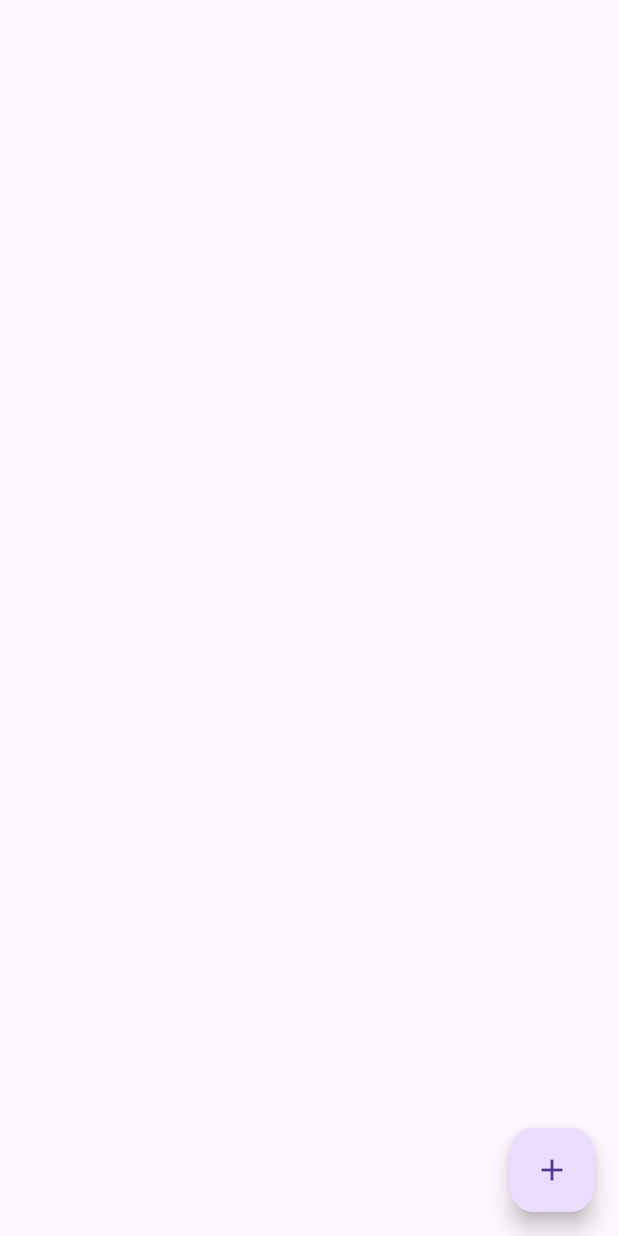
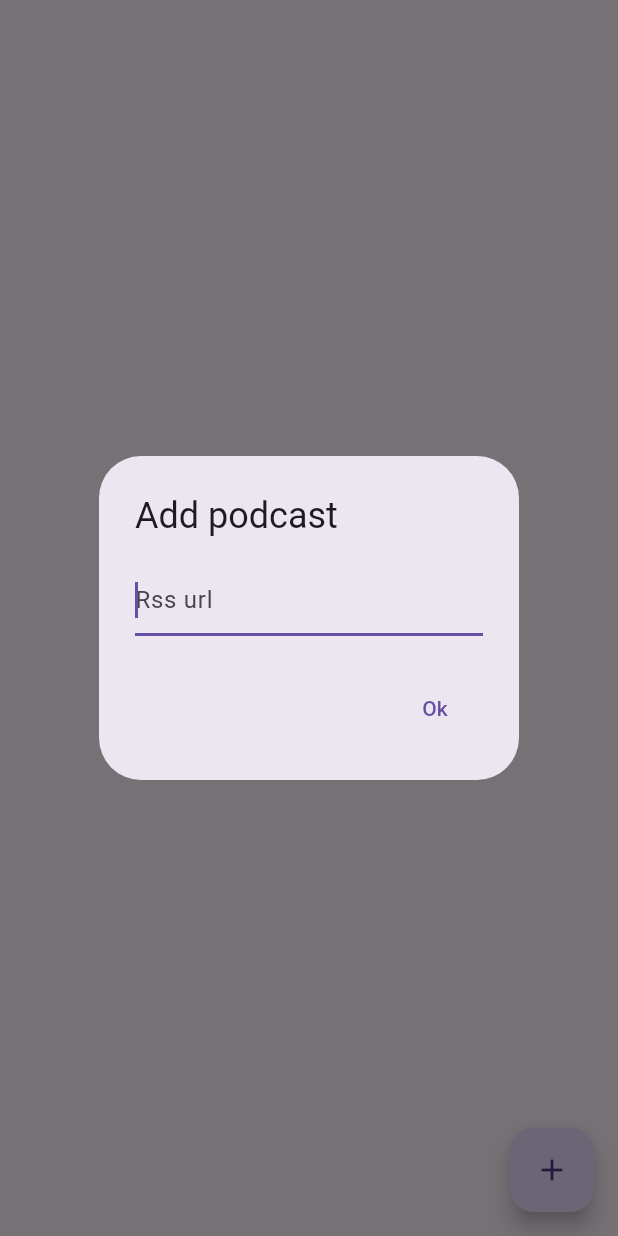
Before and after one commit to lohnn/lohnn_podcast, a Flutter app: the screen it shows once a user with an empty profile is signed in, after a tap on the "add" icon, on a phone screen of 412 x 824 dp. Run offline on Flutter 3.47's test engine with Material 3 defaults, Android fonts, the phone set to English and light mode, and no system bars; our stand-ins replace cloud_firestore, dio, firebase_auth, firebase_core, flutter_hooks, freezed_annotation and 3 more; accounts and stored records are empty; generated files the repository leaves out were written again.

Commit message:
We can now parse RSS xml files somewhat

```diff
--- /dev/null
+++ b/build.yaml
@@ -0,0 +1,6 @@
+targets:
+  $default:
+    builders:
+      json_serializable:
+        options:
+          explicit_to_json: true
--- a/lib/data/podcast.dart
+++ b/lib/data/podcast.dart
@@ -1,4 +1,6 @@
 import 'package:freezed_annotation/freezed_annotation.dart';
+import 'package:podcast/extensions/nullability_extensions.dart';
+import 'package:xml/xml.dart';
 
 part 'podcast.freezed.dart';
 part 'podcast.g.dart';
@@ -7,9 +9,68 @@ part 'podcast.g.dart';
 class Podcast with _$Podcast {
   const factory Podcast({
     required String name,
+    required String link,
+    required String description,
     required String rssUrl,
+    required PodcastImage? image,
+    required String? language,
+    required String? lastBuildDate,
+    required String? copyright,
+    required String? generator,
   }) = _Podcast;
 
   factory Podcast.fromJson(Map<String, dynamic> json) =>
       _$PodcastFromJson(json);
+
+  factory Podcast.fromXml(XmlDocument document, String rssUrl) {
+    final channel = document.findAllElements('channel').first;
+
+    // Required fields
+    final name = channel.getElementContent('title')!;
+    final link = channel.getElementContent('link')!;
+    final description = channel.getElementContent('description')!;
+
+    // Optional fields
+    final image = channel.getElement('image')?.let(PodcastImage.fromXml);
+    final language = channel.getElementContent('language');
+    final lastBuildDate = channel.getElementContent('lastBuildDate');
+    final copyright = channel.getElementContent('copyright');
+    final generator = channel.getElementContent('generator');
+
+    return Podcast(
+      name: name,
+      link: link,
+      description: description,
+      rssUrl: rssUrl,
+      copyright: copyright,
+      generator: generator,
+      image: image,
+      language: language,
+      lastBuildDate: lastBuildDate,
+    );
+  }
 }
+
+@freezed
+class PodcastImage with _$PodcastImage {
+  const factory PodcastImage({
+    required String url,
+    required String title,
+    required String link,
+  }) = _PodcastImage;
+
+  factory PodcastImage.fromJson(Map<String, dynamic> json) =>
+      _$PodcastImageFromJson(json);
+
+  factory PodcastImage.fromXml(XmlElement element) {
+    final url = element.getElementContent('url')!;
+    final title = element.getElementContent('title')!;
+    final link = element.getElementContent('link')!;
+
+    return PodcastImage(url: url, title: title, link: link);
+  }
+}
+
+extension on XmlElement {
+  String? getElementContent(String name) => getElement(name)?.innerText;
+}
--- /dev/null
+++ b/lib/extensions/map_extensions.dart
@@ -0,0 +1,3 @@
+extension MapExtension<K, V> on Map<K, V> {
+  Iterable<(K, V)> get records => entries.map((e) => (e.key, e.value));
+}
--- a/lib/providers/firebase/firestore/podcast_list_provider.dart
+++ /dev/null
@@ -1,32 +0,0 @@
-import 'package:cloud_firestore/cloud_firestore.dart';
-import 'package:podcast/data/podcast.dart';
-import 'package:podcast/providers/firebase/firestore/firestore_provider.dart';
-import 'package:riverpod_annotation/riverpod_annotation.dart';
-
-part 'podcast_list_provider.g.dart';
-
-@riverpod
-class PodcastPod extends _$PodcastPod {
-  late CollectionReference<Map<String, dynamic>> _podcastList;
-
-  @override
-  Stream<List<Podcast>> build() async* {
-    await ref.watch(firestoreProvider.future);
-    final firestore = ref.watch(firestoreProvider.notifier);
-    // @TODO: Check if this will continue watching after provider is disposed
-    _podcastList = firestore.userCollection('podcastList');
-    await for (final snapshot in _podcastList.snapshots()) {
-      yield [
-        for (final doc in snapshot.docs) Podcast.fromJson(doc.data()),
-      ];
-    }
-  }
-
-  Future<void> addPodcastsToList(Podcast podcast) async {
-    if (state.requireValue.any(
-      (podcast) => podcast.rssUrl == podcast.rssUrl,
-    )) return;
-
-    _podcastList.add(podcast.toJson());
-  }
-}
--- /dev/null
+++ b/lib/providers/firebase/firestore/podcast_pod_provider.dart
@@ -0,0 +1,79 @@
+import 'package:cloud_firestore/cloud_firestore.dart';
+import 'package:collection/collection.dart';
+import 'package:podcast/data/podcast.dart';
+import 'package:podcast/extensions/map_extensions.dart';
+import 'package:podcast/providers/firebase/firestore/firestore_provider.dart';
+import 'package:podcast/providers/repository.dart';
+import 'package:riverpod_annotation/riverpod_annotation.dart';
+
+part 'podcast_pod_provider.g.dart';
+
+extension type PodcastId(String id) {}
+
+@riverpod
+class PodcastPod extends _$PodcastPod {
+  late CollectionReference<Podcast> _podcastList;
+
+  @override
+  Stream<Map<PodcastId, Podcast>> build() async* {
+    await ref.watch(firestoreProvider.future);
+    final firestore = ref.watch(firestoreProvider.notifier);
+    // @TODO: Check if this will continue watching after provider is disposed
+    _podcastList = firestore.userCollection('podcastList').withConverter(
+      fromFirestore: (snapshot, __) {
+        return Podcast.fromJson(snapshot.data()!);
+      },
+      toFirestore: (podcast, __) {
+        return podcast.toJson();
+      },
+    );
+
+    // Some kind of migrating code when changing the data structure
+    // await for (final snapshot in _podcastList.snapshots()) {
+    //   for (final doc in snapshot.docs) {
+    //     final data = doc.data();
+    //     try {
+    //       Podcast.fromJson(data);
+    //     } catch (e) {
+    //       migratePodcast(PodcastId(doc.id), data['rssUrl'] as String);
+    //     }
+    //   }
+    // }
+
+    await for (final snapshot in _podcastList.snapshots()) {
+      yield {
+        for (final doc in snapshot.docs) PodcastId(doc.id): doc.data(),
+      };
+    }
+  }
+
+  Future<void> refreshAll() async {
+    await Future.wait([
+      for (final (id, podcast) in state.requireValue.records)
+        refreshPodcast(id, Uri.parse(podcast.rssUrl)),
+    ]);
+  }
+
+  Future<void> refreshPodcast(PodcastId id, Uri rssUrl) async {
+    final podcast = await ref.read(fetchPodcastProvider(rssUrl).future);
+    _podcastList.doc(id.id).set(podcast);
+  }
+
+  Future<void> addPodcastsToList(Uri rssUrl) async {
+    final podcast = await ref.read(fetchPodcastProvider(rssUrl).future);
+    // TODO: Download latest metadata
+
+    switch (state.requireValue.records.firstWhereOrNull(
+      (element) => element.$2.rssUrl == rssUrl,
+    )) {
+      case (final id, final podcast):
+        // Update existing
+        print('Updating existing!');
+        _podcastList.doc(id.id).set(podcast);
+      case _:
+        // Add new
+        print('Adding new podcast!');
+        _podcastList.add(podcast);
+    }
+  }
+}
--- /dev/null
+++ b/lib/screens/dialogs/add_podcast_dialog.dart
@@ -0,0 +1,32 @@
+import 'package:flutter/material.dart';
+import 'package:flutter_hooks/flutter_hooks.dart';
+
+class AddPodcastDialog extends HookWidget {
+  const AddPodcastDialog({super.key});
+
+  @override
+  Widget build(BuildContext context) {
+    final textController = useTextEditingController();
+
+    void finish(String text) {
+      if (text.isEmpty) return;
+      Navigator.pop(context, text);
+    }
+
+    return AlertDialog(
+      title: const Text('Add podcast'),
+      content: TextField(
+        autofocus: true,
+        controller: textController,
+        decoration: const InputDecoration(hintText: 'Rss url'),
+        onSubmitted: finish,
+      ),
+      actions: [
+        TextButton(
+          onPressed: () => finish(textController.text),
+          child: const Text('Ok'),
+        ),
+      ],
+    );
+  }
+}
--- a/lib/screens/podcast_screen.dart
+++ b/lib/screens/podcast_screen.dart
@@ -1,32 +1,50 @@
 import 'package:flutter/material.dart';
 import 'package:hooks_riverpod/hooks_riverpod.dart';
 import 'package:podcast/data/podcast.dart';
-import 'package:podcast/providers/firebase/firestore/podcast_list_provider.dart';
+import 'package:podcast/extensions/map_extensions.dart';
+import 'package:podcast/providers/firebase/firestore/podcast_pod_provider.dart';
 import 'package:podcast/screens/async_value_screen.dart';
+import 'package:podcast/screens/dialogs/add_podcast_dialog.dart';
+import 'package:podcast/screens/loading_screen.dart';
 
-class PodcastScreen extends AsyncValueWidget<List<Podcast>> {
+class PodcastScreen extends AsyncValueWidget<Map<PodcastId, Podcast>> {
   const PodcastScreen({super.key});
 
   @override
-  ProviderBase<AsyncValue<List<Podcast>>> get provider => podcastPodProvider;
+  ProviderBase<AsyncValue<Map<PodcastId, Podcast>>> get provider =>
+      podcastPodProvider;
 
   @override
   Widget buildWithData(
     BuildContext context,
     WidgetRef ref,
-    AsyncData<List<Podcast>> data,
+    AsyncData<Map<PodcastId, Podcast>> data,
   ) {
     return Scaffold(
       floatingActionButton: FloatingActionButton(
-        onPressed: () {
-          // @TODO: Add podcast from XML and stuff here
+        onPressed: () async {
+          final rssUrl = await showDialog<String>(
+            context: context,
+            builder: (context) => const AddPodcastDialog(),
+          );
+          if (rssUrl == null || !context.mounted) return;
+
+          await LoadingScreen.showLoading(
+            context: context,
+            job: ref.read(podcastPodProvider.notifier).addPodcastsToList(
+                  Uri.parse(rssUrl),
+                ),
+          );
         },
         child: const Icon(Icons.add),
       ),
-      body: ListView(
-        children: [
-          for (final podcast in data.value) Text(podcast.name),
-        ],
+      body: RefreshIndicator(
+        onRefresh: ref.read(podcastPodProvider.notifier).refreshAll,
+        child: ListView(
+          children: [
+            for (final (id, podcast) in data.value.records) Text(podcast.name),
+          ],
+        ),
       ),
     );
   }
--- a/pubspec.yaml
+++ b/pubspec.yaml
@@ -4,7 +4,7 @@ publish_to: 'none'
 version: 0.1.0
 
 environment:
-  sdk: '>=3.2.4 <4.0.0'
+  sdk: '>=3.3.0 <4.0.0'
 
 dependencies:
   audio_service: ^0.18.13
@@ -12,10 +12,12 @@ dependencies:
   build_runner: ^2.4.9
   cloud_firestore: ^4.17.2
   collection: ^1.18.0
+  dio: ^5.4.3+1
   firebase_auth: ^4.19.4
   firebase_core: ^2.30.1
   flutter:
     sdk: flutter
+  flutter_hooks: ^0.20.5
   freezed: ^2.5.2
   freezed_annotation: ^2.4.1
   google_sign_in: ^6.2.1
@@ -25,6 +27,7 @@ dependencies:
   path_provider: ^2.1.3
   riverpod: ^2.5.1
   riverpod_annotation: ^2.3.5
+  xml: ^6.5.0
 
 dev_dependencies:
   custom_lint: ^0.6.4
```
Also changed, not shown: lib/extensions/nullability_extensions.dart (added, +15 -0 lines), lib/extensions/response_extension.dart (added, +37 -0 lines), lib/providers/repository.dart (added, +21 -0 lines), pubspec.lock.
